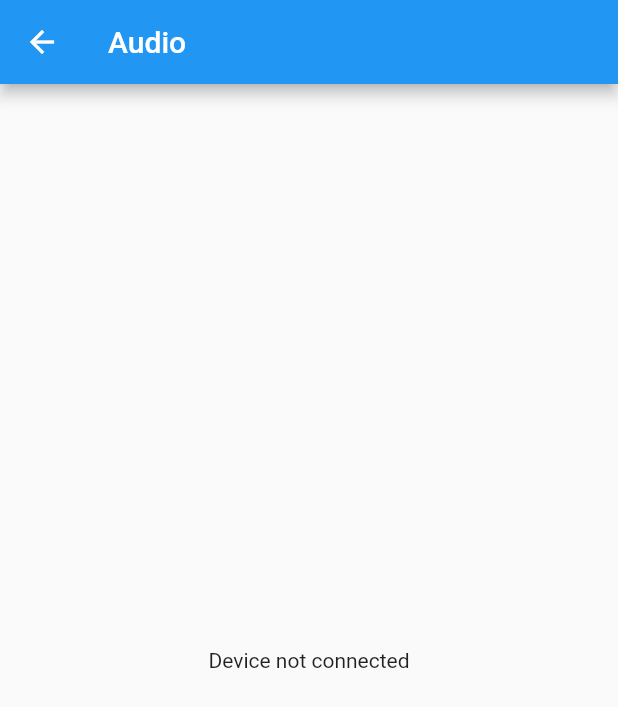
After one commit to Bachar-official/launchpad_lightshow_linux, a Flutter app: the AudioScreen screen opened directly, on a phone screen of 412 x 824 dp. The commit adds this screen. Shown: the top 707 px of the screen. Run offline on Flutter 3.47's test engine with Material 2 defaults, Android fonts, the phone set to English and light mode, and no system bars; our stand-ins replace flutter_riverpod; missing offline and left inert: midi.

Commit message:
Audio tab begin to develop. Changing surfaces.

```diff
--- /dev/null
+++ b/lib/feature/audio/audio_screen.dart
@@ -0,0 +1,27 @@
+import 'package:flutter/material.dart';
+import 'package:flutter_riverpod/flutter_riverpod.dart';
+import 'package:launchpad_lightshow_flutter/app/di.dart';
+import 'package:launchpad_lightshow_flutter/feature/audio/audio_state.dart';
+import 'package:launchpad_lightshow_flutter/feature/audio/audio_state_holder.dart';
+
+final audioProvider = StateNotifierProvider<AudioStateHolder, AudioState>(
+    (ref) => di.audioStateHolder);
+
+class AudioScreen extends ConsumerWidget {
+  const AudioScreen({super.key});
+
+  @override
+  Widget build(BuildContext context, WidgetRef ref) {
+    final manager = di.audioManager;
+    final state = ref.watch(audioProvider);
+
+    return Scaffold(
+      appBar: AppBar(title: const Text('Audio')),
+      body: state.stream == null
+          ? const Center(
+              child: Text('Device not connected'),
+            )
+          : Center(child: Text('surface: ${state.surfaceNumber}')),
+    );
+  }
+}
--- a/lib/feature/home/home_screen.dart
+++ b/lib/feature/home/home_screen.dart
@@ -1,5 +1,6 @@
 import 'package:flutter/material.dart';
 import 'package:flutter_riverpod/flutter_riverpod.dart';
+import 'package:launchpad_lightshow_flutter/feature/audio/audio_screen.dart';
 import 'package:launchpad_lightshow_flutter/feature/device/device_screen.dart';
 
 import '../../app/di.dart';
@@ -22,14 +23,15 @@ class HomeScreen extends ConsumerWidget {
           selectedIndex: state.page,
           onDestinationSelected: manager.onSetPage,
           destinations: const [
-            NavigationDestination(
-                icon: Icon(Icons.device_hub), label: 'Device'),
-            NavigationDestination(icon: Icon(Icons.device_hub), label: 'Device')
+            NavigationDestination(icon: Icon(Icons.usb), label: 'Device'),
+            NavigationDestination(icon: Icon(Icons.music_note), label: 'MIDI'),
+            NavigationDestination(icon: Icon(Icons.audio_file), label: 'Audio')
           ],
         ),
         body: <Widget>[
           const DeviceScreen(),
           Container(),
+          const AudioScreen()
         ][state.page]);
   }
 }
```
Also changed, not shown: lib/app/di.dart (+12 -1 lines), lib/feature/audio/audio_manager.dart (added, +32 -0 lines), lib/feature/audio/audio_state.dart (added, +22 -0 lines), lib/feature/audio/audio_state_holder.dart (added, +21 -0 lines), lib/feature/device/device_manager.dart (+5 -2 lines).
